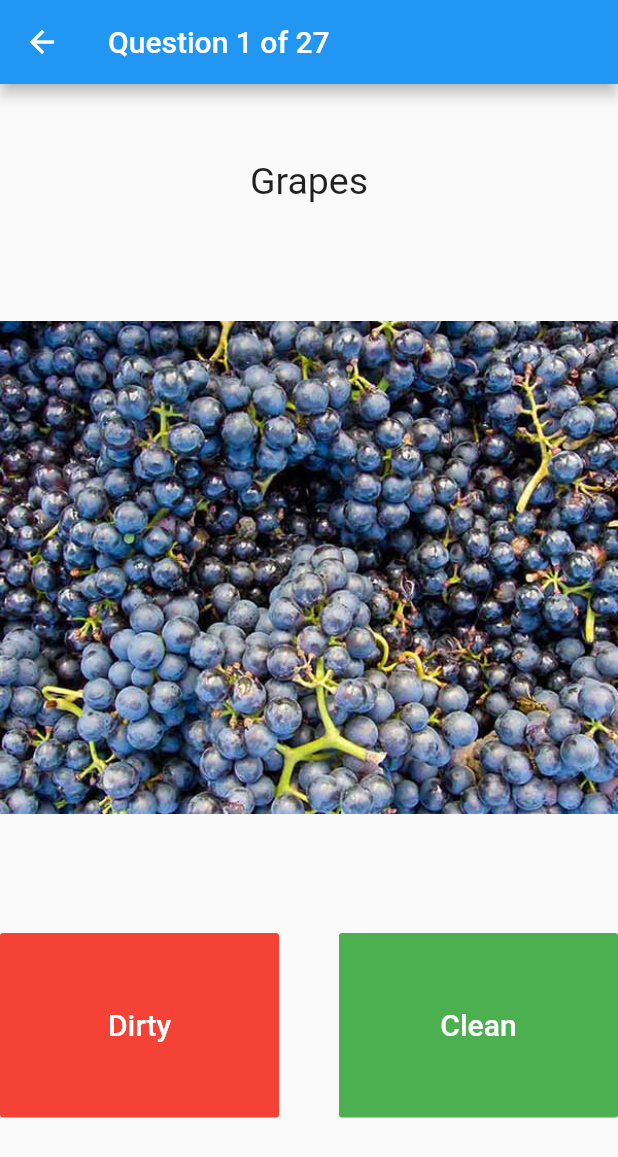
After one commit to RussellSnyder/dirty-dozen-2020, a Flutter app: the screen it shows after launch, item 3 of the bottom bar chosen, after a tap on "Start", on a phone screen of 412 x 824 dp. The commit adds this screen. Shown: the top 1157 px of the screen. Run offline on Flutter 3.47's test engine with Material 2 defaults, Android fonts, the phone set to English and light mode, and no system bars; our stand-ins replace rflutter_alert.

Commit message:
quiz now functional

```diff
--- /dev/null
+++ b/lib/UI/FoodGridList.dart
@@ -0,0 +1,55 @@
+import 'package:dirty_dozen/models/Food.dart';
+import 'package:dirty_dozen/screens/FoodDetailsScreen.dart';
+import 'package:flutter/material.dart';
+
+class FoodGridList extends StatelessWidget {
+  FoodGridList(this.foods, this.category);
+
+  final List<Food> foods;
+  final FoodCategory category;
+
+  @override
+  Widget build(BuildContext context) {
+    return GridView.count(
+        scrollDirection: Axis.vertical,
+        shrinkWrap: true,
+        crossAxisCount: 2,
+        crossAxisSpacing: 10,
+        mainAxisSpacing: 10,
+        padding: EdgeInsets.all(10),
+        children: <Widget>[
+          ...foods.map((Food food) => GridTile(
+                footer: Material(
+                  color: Colors.transparent,
+                  shape: const RoundedRectangleBorder(
+                    borderRadius:
+                        BorderRadius.vertical(bottom: Radius.circular(4)),
+                  ),
+                  clipBehavior: Clip.antiAlias,
+                  child: GridTileBar(
+                    backgroundColor: Colors.black45,
+                    title: Text(food.name),
+                    // subtitle: _GridTitleText(photo.subtitle),
+                  ),
+                ),
+                child: Hero(
+                  tag: food.id,
+                  child: Material(
+                    color: Colors.transparent,
+                    child: InkWell(
+                      onTap: () => Navigator.pushNamed(
+                        context,
+                        FoodDetailsScreen.routeName,
+                        arguments: FoodDetailsScreenArguments(food),
+                      ),
+                      child: Image.asset(
+                        'assets/food_images/' + food.image,
+                        fit: BoxFit.cover,
+                      ),
+                    ),
+                  ),
+                ),
+              )),
+        ]);
+  }
+}
--- a/lib/data/foods.dart
+++ b/lib/data/foods.dart
@@ -2,35 +2,33 @@ library foods;
 
 import '../models/Food.dart';
 
-final Food strawberries = Food('strawberries', 'Strawberries', FoodCategory.dirty, 'strawberries.jpg');
-final Food spinach = Food('spinach', 'Spinach', FoodCategory.dirty, 'spinach.jpg');
-final Food kale = Food('kale', 'Kale', FoodCategory.dirty, 'kale.jpg');
-final Food nectarines = Food('nectarines', 'Nectarines', FoodCategory.dirty, 'nectarines.jpg');
-final Food apples = Food('apples', 'Apples', FoodCategory.dirty, 'apples.jpg');
-final Food grapes = Food('grapes', 'Grapes', FoodCategory.dirty, 'grapes.jpg');
-final Food peaches = Food('peaches', 'Peaches', FoodCategory.dirty, 'peaches.jpg');
-final Food cherries = Food('cherries', 'Cherries', FoodCategory.dirty, 'cherries.jpg');
-final Food pears = Food('pears', 'Pears', FoodCategory.dirty, 'pears.jpg');
-final Food tomatoes = Food('tomatoes', 'Tomatoes', FoodCategory.dirty, 'tomatoes.jpg');
-final Food celery = Food('celery', 'Celery', FoodCategory.dirty, 'celery.jpg');
-final Food potatoes = Food('potatoes', 'Potatoes', FoodCategory.dirty, 'potatoes.jpg');
-
-
-final Food avocados = Food('avocados', 'Avocados', FoodCategory.clean, 'avocados.jpg');
-final Food sweetCorn = Food('sweetCorn', 'Sweet Corn', FoodCategory.clean, 'corn.jpg');
-final Food pineapple = Food('pineapple', 'pineapple', FoodCategory.clean, 'pineapple.jpg');
-final Food onions = Food('onions', 'Onions', FoodCategory.clean, 'onions.jpg');
-final Food papaya = Food('papaya', 'Papaya', FoodCategory.clean, 'papaya.jpg');
-final Food sweetPeas = Food('sweetPeas', 'Sweet Peas', FoodCategory.clean, 'peas.jpg');
-final Food eggplant = Food('eggplant', 'Eggplant', FoodCategory.clean, 'eggplant.jpg');
-final Food asparagus = Food('asparagus', 'Asparagus', FoodCategory.clean, 'asparagus.jpg');
-final Food cauliflower = Food('cauliflower', 'Cauliflower', FoodCategory.clean, 'cauliflower.jpg');
-final Food cantaloupe = Food('cantaloupe', 'Cantaloupe', FoodCategory.clean, 'cantaloupe.jpg');
-final Food broccoli = Food('broccoli', 'Broccoli', FoodCategory.clean, 'broccoli.jpg');
-final Food mushrooms = Food('mushrooms', 'Mushrooms', FoodCategory.clean, 'mushrooms.jpg');
-final Food cabbage = Food('cabbage', 'Cabbage', FoodCategory.clean, 'cabbage.jpg');
-final Food honeydew = Food('honeydew', 'Honeydew Melon', FoodCategory.clean, 'honeydew.jpg');
-final Food kiwi = Food('kiwi', 'Kiwi', FoodCategory.clean, 'kiwi.jpg');
+final Food strawberries = Food('strawberries', 'Strawberries', FoodCategory.dirty, 'strawberries.jpg', true);
+final Food spinach = Food('spinach', 'Spinach', FoodCategory.dirty, 'spinach.jpg', false);
+final Food kale = Food('kale', 'Kale', FoodCategory.dirty, 'kale.jpg', false);
+final Food nectarines = Food('nectarines', 'Nectarines', FoodCategory.dirty, 'nectarines.jpg', true);
+final Food apples = Food('apples', 'Apples', FoodCategory.dirty, 'apples.jpg', true);
+final Food grapes = Food('grapes', 'Grapes', FoodCategory.dirty, 'grapes.jpg', true);
+final Food peaches = Food('peaches', 'Peaches', FoodCategory.dirty, 'peaches.jpg', true);
+final Food cherries = Food('cherries', 'Cherries', FoodCategory.dirty, 'cherries.jpg', true);
+final Food pears = Food('pears', 'Pears', FoodCategory.dirty, 'pears.jpg', true);
+final Food tomatoes = Food('tomatoes', 'Tomatoes', FoodCategory.dirty, 'tomatoes.jpg', true);
+final Food celery = Food('celery', 'Celery', FoodCategory.dirty, 'celery.jpg', false);
+final Food potatoes = Food('potatoes', 'Potatoes', FoodCategory.dirty, 'potatoes.jpg', true);
+final Food avocados = Food('avocados', 'Avocados', FoodCategory.clean, 'avocados.jpg', true);
+final Food sweetCorn = Food('sweetCorn', 'Sweet Corn', FoodCategory.clean, 'corn.jpg', false);
+final Food pineapple = Food('pineapple', 'pineapple', FoodCategory.clean, 'pineapple.jpg', true);
+final Food onions = Food('onions', 'Onions', FoodCategory.clean, 'onions.jpg', true);
+final Food papaya = Food('papaya', 'Papaya', FoodCategory.clean, 'papaya.jpg', false);
+final Food sweetPeas = Food('sweetPeas', 'Sweet Peas', FoodCategory.clean, 'peas.jpg', true);
+final Food eggplant = Food('eggplant', 'Eggplant', FoodCategory.clean, 'eggplant.jpg', false);
+final Food asparagus = Food('asparagus', 'Asparagus', FoodCategory.clean, 'asparagus.jpg', false);
+final Food cauliflower = Food('cauliflower', 'Cauliflower', FoodCategory.clean, 'cauliflower.jpg', false);
+final Food cantaloupe = Food('cantaloupe', 'Cantaloupe', FoodCategory.clean, 'cantaloupe.jpg', false);
+final Food broccoli = Food('broccoli', 'Broccoli', FoodCategory.clean, 'broccoli.jpg', false);
+final Food mushrooms = Food('mushrooms', 'Mushrooms', FoodCategory.clean, 'mushrooms.jpg', true);
+final Food cabbage = Food('cabbage', 'Cabbage', FoodCategory.clean, 'cabbage.jpg', false);
+final Food honeydew = Food('honeydew', 'Honeydew Melon', FoodCategory.clean, 'honeydew.jpg', false);
+final Food kiwi = Food('kiwi', 'Kiwi', FoodCategory.clean, 'kiwi.jpg', false);
 
 
 final List<Food> dirtyFoods = [
--- /dev/null
+++ b/lib/screens/CleanFoodsScreen.dart
@@ -0,0 +1,19 @@
+import 'package:dirty_dozen/UI/FoodGridList.dart';
+import 'package:dirty_dozen/data/foods.dart';
+import 'package:dirty_dozen/models/Food.dart';
+import 'package:flutter/material.dart';
+
+import 'Screen.dart';
+
+class CleanFoodsScreen extends Screen {
+  MaterialColor color() => Colors.green;
+  IconData icon() => Icons.thumb_up;
+  String routeName() => 'clean';
+  String title() => 'Clean Fifteen';
+  String navbarLabel() => 'Clean';
+
+  @override
+  Widget build(BuildContext context) {
+    return Scaffold(body: FoodGridList(cleanFoods, FoodCategory.dirty));
+  }
+}
--- /dev/null
+++ b/lib/screens/DirtyFoodsScreen.dart
@@ -0,0 +1,19 @@
+import 'package:dirty_dozen/UI/FoodGridList.dart';
+import 'package:dirty_dozen/data/foods.dart';
+import 'package:dirty_dozen/models/Food.dart';
+import 'package:flutter/material.dart';
+
+import 'Screen.dart';
+
+class DirtyFoodsScreen extends Screen {
+  MaterialColor color() => Colors.red;
+  IconData icon() => Icons.warning;
+  String routeName() => 'dirty';
+  String title() => 'Dirty Dozen';
+  String navbarLabel() => 'Dirty';
+
+  @override
+  Widget build(BuildContext context) {
+    return Scaffold(body: FoodGridList(dirtyFoods, FoodCategory.dirty));
+  }
+}
--- /dev/null
+++ b/lib/screens/InfoScreen.dart
@@ -0,0 +1,16 @@
+import 'package:flutter/material.dart';
+
+import 'Screen.dart';
+
+class InfoScreen extends Screen {
+  MaterialColor color() => Colors.brown;
+  IconData icon() => Icons.info_outline;
+  String routeName() => 'info';
+  String title() => 'What is this about?';
+  String navbarLabel() => 'Info';
+
+  @override
+  Widget build(BuildContext context) {
+    return Scaffold(body: Text('Informatino about this app'));
+  }
+}
--- /dev/null
+++ b/lib/screens/QuizScreen.dart
@@ -0,0 +1,210 @@
+import 'package:dirty_dozen/data/foods.dart';
+import 'package:dirty_dozen/models/Food.dart';
+import 'package:dirty_dozen/screens/CleanFoodsScreen.dart';
+import 'package:flutter/material.dart';
+import 'package:rflutter_alert/rflutter_alert.dart';
+
+class QuizScreen extends StatefulWidget {
+  static const routeName = '/quiz';
+
+  @override
+  _QuizScreenState createState() => _QuizScreenState();
+}
+
+class _QuizScreenState extends State<QuizScreen> {
+  int score = 0;
+  static int questionIndex = 0;
+  static List<Food> foods = [...dirtyFoods, ...cleanFoods];
+  Food currentQuestion = foods.elementAt(0);
+  bool isComplete = false;
+
+  _QuizScreenState() {
+    foods.shuffle();
+    currentQuestion = foods.elementAt(0);
+  }
+
+  List<Widget> scoreIcons = [];
+
+  void reset() {
+    setState(() {
+      isComplete = false;
+      score = 0;
+      questionIndex = 0;
+      currentQuestion = foods.elementAt(questionIndex);
+      scoreIcons.clear();
+    });
+  }
+
+  void nextQuestion() {
+    if (questionIndex >= foods.length - 1) {
+      isComplete = true;
+    } else {
+      questionIndex++;
+      currentQuestion = foods.elementAt(questionIndex);
+    }
+  }
+
+  void submitAnswer(FoodCategory guessedAnswer) {
+    final isCorrect = currentQuestion.category == guessedAnswer;
+
+    if (isCorrect) {
+      setState(() {
+        score++;
+        scoreIcons.add(Icon(Icons.check, color: Colors.green));
+        nextQuestion();
+      });
+    }
+
+    if (!isCorrect) {
+      Alert(
+        context: context,
+        type: AlertType.error,
+        title:
+            "${currentQuestion.name} ${(currentQuestion.isPlural ? "are" : "is")} ${(currentQuestion.category == FoodCategory.clean ? "clean" : "dirty")}",
+        desc:
+            "You guessed ${(guessedAnswer == FoodCategory.clean ? "clean" : "dirty")}",
+        buttons: [
+          DialogButton(
+            child: Text(
+              "Close",
+              style: TextStyle(color: Colors.white, fontSize: 20),
+            ),
+            onPressed: () {
+              Navigator.pop(context);
+              setState(() {
+                nextQuestion();
+                scoreIcons.add(Icon(Icons.close, color: Colors.red));
+              });
+            },
+            width: 120,
+          )
+        ],
+      ).show();
+    }
+  }
+
+  @override
+  Widget build(BuildContext context) {
+    bool answeredAllCorrectly = isComplete && (score == foods.length);
+
+    return Scaffold(
+      appBar: AppBar(
+        title: Text(isComplete
+            ? 'Done!'
+            : 'Question ${questionIndex + 1} of ${foods.length}'),
+      ),
+      body: Center(
+        child: Column(
+          mainAxisAlignment: MainAxisAlignment.spaceBetween,
+          crossAxisAlignment: CrossAxisAlignment.stretch,
+          children: isComplete
+              ? <Widget>[
+                  Padding(
+                    padding: const EdgeInsets.symmetric(vertical: 50.0),
+                    child: Center(
+                      child: Text(
+                        'You got $score of ${foods.length} correct',
+                        style: TextStyle(
+                          fontSize: 30.0,
+                          color: Colors.black,
+                        ),
+                      ),
+                    ),
+                  ),
+                  Padding(
+                    padding: const EdgeInsets.symmetric(vertical: 100.0),
+                    child: Center(
+                      child: Text(
+                        '${(answeredAllCorrectly ? "Great job!" : "Study more to get better")}',
+                        style: TextStyle(
+                          fontSize: 30.0,
+                          color: Colors.black,
+                        ),
+                      ),
+                    ),
+                  ),
+                  FlatButton(
+                    padding: EdgeInsets.symmetric(vertical: 50),
+                    color: Colors.red,
+                    child: Text(
+                      'Close Quiz',
+                      style: TextStyle(
+                        fontSize: 20.0,
+                        color: Colors.white,
+                      ),
+                    ),
+                    onPressed: () {
+                      reset();
+                      Navigator.pop(context);
+                    },
+                  ),
+                ]
+              : <Widget>[
+                  Padding(
+                    padding: EdgeInsets.fromLTRB(0, 50.0, 0, 0),
+                    child: Center(
+                      child: Text(
+                        currentQuestion.name,
+                        textAlign: TextAlign.center,
+                        style: TextStyle(
+                          fontSize: 25.0,
+                          // color: Colors.white,
+                        ),
+                      ),
+                    ),
+                  ),
+                  FittedBox(
+                    fit: BoxFit.fill,
+                    child: Image.asset(
+                        'assets/food_images/' + currentQuestion.image),
+                  ),
+                  Row(children: [
+                    Expanded(
+                      child: Padding(
+                        padding: const EdgeInsets.only(right: 20.0),
+                        child: FlatButton(
+                          padding: EdgeInsets.symmetric(vertical: 50),
+                          color: Colors.red,
+                          child: Text(
+                            'Dirty',
+                            style: TextStyle(
+                              fontSize: 20.0,
+                              color: Colors.white,
+                            ),
+                          ),
+                          onPressed: () {
+                            submitAnswer(FoodCategory.dirty);
+                          },
+                        ),
+                      ),
+                    ),
+                    Expanded(
+                      child: Padding(
+                        padding: const EdgeInsets.only(left: 20.0),
+                        child: FlatButton(
+                          padding: EdgeInsets.symmetric(vertical: 50),
+                          textColor: Colors.white,
+                          color: Colors.green,
+                          child: Text(
+                            'Clean',
+                            style: TextStyle(
+                              color: Colors.white,
+                              fontSize: 20.0,
+                            ),
+                          ),
+                          onPressed: () {
+                            submitAnswer(FoodCategory.clean);
+                          },
+                        ),
+                      ),
+                    ),
+                  ]),
+                  Wrap(
+                    children: scoreIcons,
+                  ),
+                ],
+        ),
+      ),
+    );
+  }
+}
--- /dev/null
+++ b/lib/screens/QuizStartScreen.dart
@@ -0,0 +1,33 @@
+import 'package:dirty_dozen/screens/QuizScreen.dart';
+import 'package:flutter/material.dart';
+
+import 'Screen.dart';
+
+class QuizStartScreen extends Screen {
+  MaterialColor color() => Colors.blue;
+  IconData icon() => Icons.school;
+  String routeName() => 'quiz';
+  String title() => 'Pesticides Quiz';
+  String navbarLabel() => 'Quiz';
+
+  @override
+  Widget build(BuildContext context) {
+    return Scaffold(
+        body: Center(
+            child: Column(
+                mainAxisAlignment: MainAxisAlignment.spaceAround,
+                children: [
+          Text('Test your knowledge', style: TextStyle(fontSize: 30)),
+          RaisedButton(
+            color: Colors.blue,
+            textColor: Colors.white,
+            disabledColor: Colors.grey,
+            disabledTextColor: Colors.black,
+            padding: EdgeInsets.all(20.0),
+            splashColor: Colors.blueAccent,
+            onPressed: () => Navigator.pushNamed(context, QuizScreen.routeName),
+            child: Text('Start', style: TextStyle(fontSize: 20)),
+          )
+        ])));
+  }
+}
--- a/pubspec.yaml
+++ b/pubspec.yaml
@@ -18,9 +18,11 @@ publish_to: 'none' # Remove this line if you wish to publish to pub.dev
 version: 1.0.0+1
 
 environment:
-  sdk: ">=2.7.0 <3.0.0"
+  sdk: ">=2.9.0 <3.0.0"
 
 dependencies:
+  rflutter_alert: ^1.0.3
+  provider: ^4.3.2+1
   flutter:
     sdk: flutter
 
```
Also changed, not shown: lib/main.dart (+13 -169 lines), lib/models/Food.dart (+2 -15 lines), lib/screens/FoodDetailsScreen.dart (added, +46 -0 lines), lib/screens/Screen.dart (added, +16 -0 lines), pubspec.lock.
